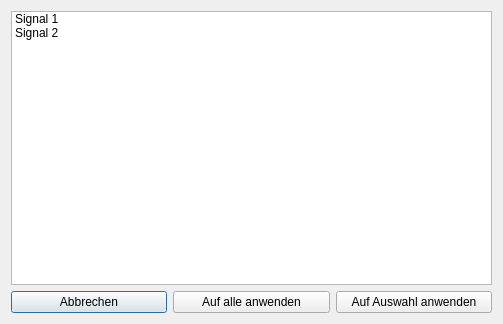
Before: the Qt Designer form RTOC/RTOC_GUI/ui/stylePlotDialog.ui in Haschtl/RealTimeOpenControl, drawn with Qt 5.
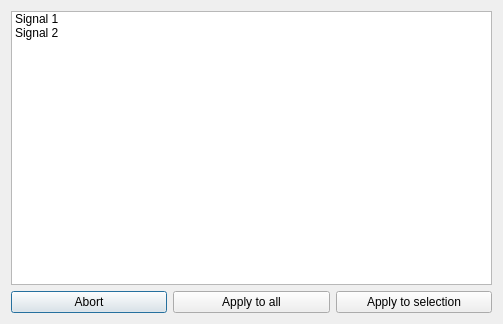
After: the same form once the commit is applied.

Diff of the .ui file:
```diff
--- a/RTOC/RTOC_GUI/ui/stylePlotDialog.ui
+++ b/RTOC/RTOC_GUI/ui/stylePlotDialog.ui
@@ -49,21 +49,21 @@
      <item>
       <widget class="QPushButton" name="cancelButton">
        <property name="text">
-        <string>Abbrechen</string>
+        <string>Abort</string>
        </property>
       </widget>
      </item>
      <item>
       <widget class="QPushButton" name="styleAllButton">
        <property name="text">
-        <string>Auf alle anwenden</string>
+        <string>Apply to all</string>
        </property>
       </widget>
      </item>
      <item>
       <widget class="QPushButton" name="styleSelectedButton">
        <property name="text">
-        <string>Auf Auswahl anwenden</string>
+        <string>Apply to selection</string>
        </property>
       </widget>
      </item>
```
Left out of the diff: 2 changed lines with no effect on the pictures.
